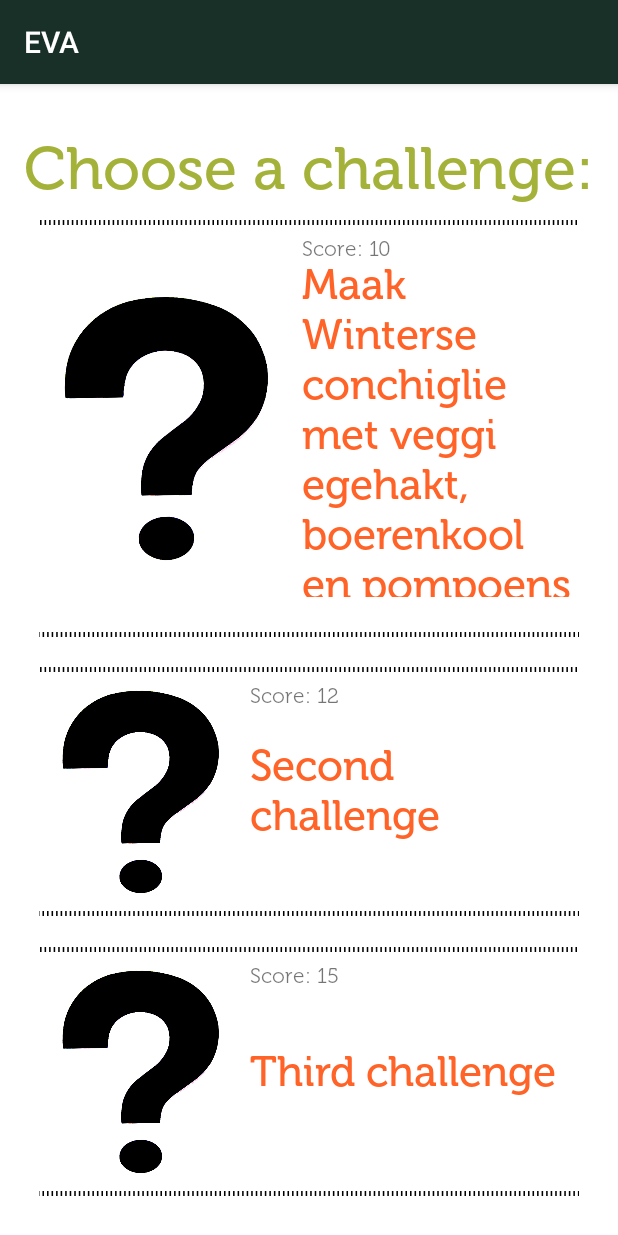
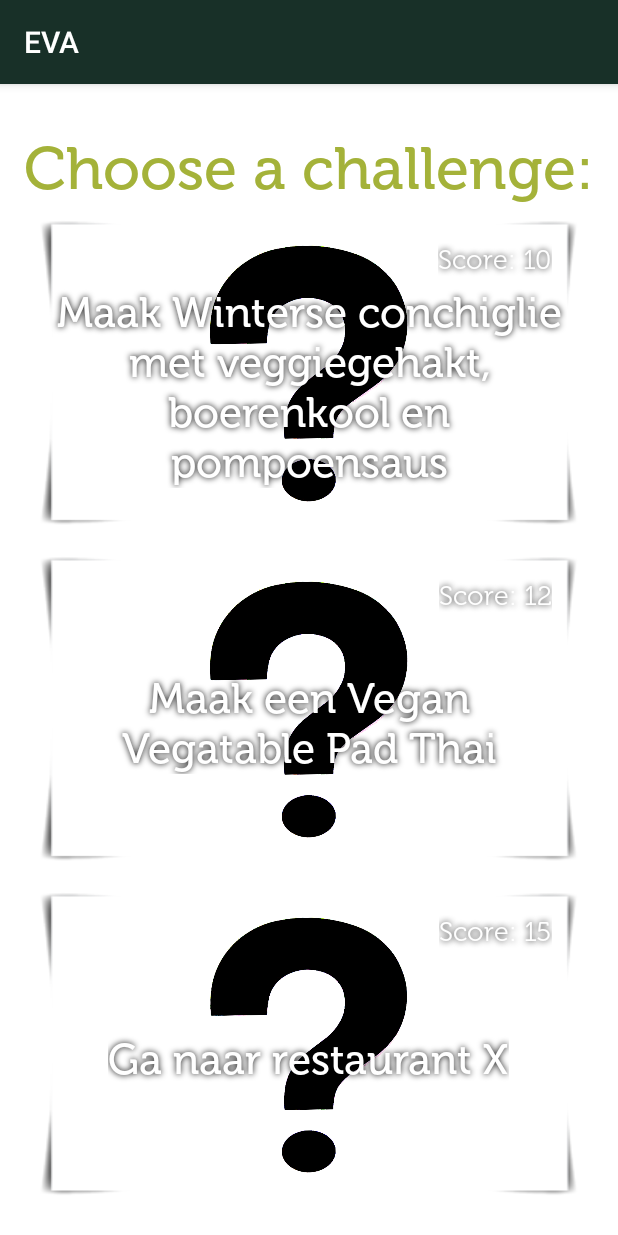
Before and after one commit to Nawsen/EVA-Project-Groep-15, an Android app: the NextChallengeActivity screen opened directly, with no data from a screen before it, on a phone screen of 412 x 824 dp. Run offline under Robolectric (Android 15) with nearby library versions, the phone set to English and light mode, and no system bars.

Commit message:
Complete challenge selection layout change

```diff
--- a/Android/app/src/main/java/hogent/group15/Challenge.java
+++ b/Android/app/src/main/java/hogent/group15/Challenge.java
@@ -8,7 +8,6 @@ import java.net.URI;
  */
 public class Challenge implements Serializable {
 
-    private URI thumbnailImageUri;
     private URI headerImageUri;
     private String title;
     private String shortDescription;
@@ -18,8 +17,7 @@ public class Challenge implements Serializable {
     public Challenge() {
     }
 
-    public Challenge(URI thumbnailImageUri, URI headerImageUri, String title, String shortDescription, String detailedDescription, int score) {
-        this.thumbnailImageUri = thumbnailImageUri;
+    public Challenge(URI headerImageUri, String title, String shortDescription, String detailedDescription, int score) {
         this.headerImageUri = headerImageUri;
         this.title = title;
         this.shortDescription = shortDescription;
@@ -51,14 +49,6 @@ public class Challenge implements Serializable {
         this.title = title;
     }
 
-    public URI getThumbnailImageUri() {
-        return thumbnailImageUri;
-    }
-
-    public void setThumbnailImageUri(URI thumbnailImageUri) {
-        this.thumbnailImageUri = thumbnailImageUri;
-    }
-
     public int getScore() {
         return score;
     }
--- a/Android/app/src/main/java/hogent/group15/ui/ChallengeView.java
+++ b/Android/app/src/main/java/hogent/group15/ui/ChallengeView.java
@@ -67,7 +67,7 @@ public class ChallengeView extends LinearLayout {
             currentChallenge = challenge;
             title.setText(challenge.getTitle());
             score.setText(StringInterpolator.interpolate(scoreExpression, challenge.getScore()));
-            AsyncUtil.getBitmapAsync(new AsyncUtil.BitmapParameter(challenge.getThumbnailImageUri(), getResources()), new Consumer<Bitmap>() {
+            AsyncUtil.getBitmapAsync(new AsyncUtil.BitmapParameter(challenge.getHeaderImageUri(), getResources()), new Consumer<Bitmap>() {
                 @Override
                 public void consume(Bitmap bitmap) {
                     image.setImageBitmap(bitmap);
--- a/Android/app/src/main/java/hogent/group15/ui/NextChallengeActivity.java
+++ b/Android/app/src/main/java/hogent/group15/ui/NextChallengeActivity.java
@@ -24,10 +24,8 @@ public class NextChallengeActivity extends AppCompatActivity {
     }
 
     private void addTestData() {
-        URI uriThumbnail = URI.create("http://www.evavzw.be/sites/default/files/styles/recipe_thumbnail/public/recipe/teaser/congiglie.jpg?itok=UyECvLv_");
-        URI uriHeader = URI.create("http://www.evavzw.be/sites/default/files/styles/header_image/public/recipe/header/congiglie.jpg?itok=cql-paDx");
 
-        firstChallenge.updateContents(new Challenge(uriThumbnail, uriHeader, "Maak Winterse conchiglie met veggiegehakt, boerenkool en pompoensaus", "Kooktijd: Middel\nMoeilijkheidsgraad: Voor starters", "Kook de pastaschelpen in gezouten water, giet af en laat ze uitlekken op een keukenhanddoek.\n" +
+        firstChallenge.updateContents(new Challenge(URI.create("http://www.evavzw.be/sites/default/files/styles/header_image/public/recipe/header/congiglie.jpg?itok=cql-paDx"), "Maak Winterse conchiglie met veggiegehakt, boerenkool en pompoensaus", "Kooktijd: Middel\nMoeilijkheidsgraad: Voor starters", "Kook de pastaschelpen in gezouten water, giet af en laat ze uitlekken op een keukenhanddoek.\n" +
                 "Warm de oven voor op 180°C.\n" +
                 "Snijd voor de pompoensaus de pompoen in blokjes en de preiwitten en de ui in kleine stukjes.\n" +
                 "Verhit wat olijfolie in een pot en bak de groenten goudbruin. Voeg de gladde mosterd toe en laat even mee bakken. Blus met een scheut witte wijn. Giet de groentebouillon erbij tot de groenten net onder staan en laat helemaal gaar koken. Pureer de groenten met een mixer tot een gladde saus en meng er het citroensap en de graantjesmosterd onder. Breng op smaak met zout.\n" +
@@ -36,7 +34,7 @@ public class NextChallengeActivity extends AppCompatActivity {
                 "Was de boerenkool, verwijder de dikke nerven en snijd ze fijn. Verhit wat olijfolie in een wok en roerbak hierin de boerenkool. Meng hieronder de linzen en champignons.\n" +
                 "Bestrijk de bodem van een ovenschaal met de pompoensaus. Vul de pastaschelpen met de vulling en leg ze in de schaal. Verdeel er hier en daar nog wat pompoensaus over en schuif de schotel in de oven voor een tiental minuten.\n" +
                 "Werk af met stukjes geroosterde hazelnoten.", 10));
-        secondChallenge.updateContents(new Challenge(uriThumbnail, uriHeader, "Second challenge", "A description of the second challenge", "The detailed description of the second challenge", 12));
-        thirdChallenge.updateContents(new Challenge(uriThumbnail, uriHeader, "Third challenge", "A description of the third challenge", "The detailed description of the third challenge", 15));
+        secondChallenge.updateContents(new Challenge(URI.create("http://www.evavzw.be/sites/default/files/styles/header_image/public/recipe/header/Salade%20van%20babyspinazie_1.jpg?itok=XWZCLzaj"), "Maak een Vegan Vegatable Pad Thai", "A description of the second challenge", "The detailed description of the second challenge", 12));
+        thirdChallenge.updateContents(new Challenge(URI.create("http://www.evavzw.be/sites/default/files/styles/header_image/public/term_description/images/10700567_763958877010844_19200954128799604_o.jpg?itok=OJnhJpWw"), "Ga naar restaurant X", "A description of the third challenge", "The detailed description of the third challenge", 15));
     }
 }
--- a/Android/app/src/main/res/layout/activity_challenge_details.xml
+++ b/Android/app/src/main/res/layout/activity_challenge_details.xml
@@ -10,15 +10,13 @@
         android:layout_height="wrap_content" android:layout_marginBottom="5dp">
 
         <ImageView
-            android:layout_width="match_parent" android:id="@+id/challenge_image"
+            android:layout_width="match_parent" android:id="@+id/challenge_image" android:padding="-1dp"
             android:layout_height="wrap_content" android:adjustViewBounds="true" />
 
         <hogent.group15.ui.controls.EvaMuseo500TextView
             android:layout_width="wrap_content" android:textSize="@dimen/h2_font_size"
             android:layout_height="wrap_content" android:id="@+id/challenge_title"
-            android:gravity="center" android:textColor="@android:color/white"
-            android:layout_gravity="center"
-            android:shadowColor="@android:color/black" android:shadowRadius="5"/>
+            android:layout_gravity="center" style="@style/textViewWithBlackShadow"/>
 
     </FrameLayout>
 
--- a/Android/app/src/main/res/layout/view_challenge.xml
+++ b/Android/app/src/main/res/layout/view_challenge.xml
@@ -1,28 +1,27 @@
 <?xml version="1.0" encoding="utf-8"?>
-<RelativeLayout xmlns:android="http://schemas.android.com/apk/res/android"
+<FrameLayout xmlns:android="http://schemas.android.com/apk/res/android"
     xmlns:tools="http://schemas.android.com/tools" android:layout_width="fill_parent"
-    android:layout_height="wrap_content" android:padding="5dp" android:background="@drawable/dashed_line">
+    android:layout_height="wrap_content" android:background="@drawable/photo_bg"
+    android:paddingLeft="8dp" android:paddingRight="8dp" android:paddingTop="5dp" android:paddingBottom="5dp">
 
     <ImageView
-        android:layout_centerVertical="true" android:padding="5dp"
-        android:layout_alignParentLeft="true" android:id="@+id/challenge_image"
-        android:layout_width="wrap_content" android:adjustViewBounds="true"
+        android:padding="5dp" android:id="@+id/challenge_image"
+        android:layout_width="match_parent" android:adjustViewBounds="true"
         android:layout_height="wrap_content" android:src="@drawable/question_mark"
-        android:scaleType="fitStart" android:layout_marginEnd="10dp"
-        android:maxHeight="@dimen/challenge_item_height"
-        android:layout_marginRight="10dp"/>
+        android:scaleType="fitCenter"/>
+    <!-- android:maxHeight="@dimen/challenge_item_height" -->
 
     <hogent.group15.ui.controls.EvaMuseo500TextView
-        android:layout_width="wrap_content" android:layout_below="@+id/challenge_score"
-        android:layout_height="wrap_content" android:layout_toRightOf="@+id/challenge_image"
+        android:layout_width="wrap_content" android:layout_height="wrap_content"
         android:id="@+id/challenge_title" android:layout_marginTop="10dp" android:textStyle="bold"
         android:textSize="@dimen/h2_font_size" android:text="Title" android:layout_centerVertical="true"
-        android:textColor="@color/evaCustomOrange"/>
+        style="@style/textViewWithBlackShadow" android:layout_gravity="center"
+        android:gravity="center"/>
 
     <hogent.group15.ui.controls.EvaMuseo300TextView
         android:layout_width="wrap_content" android:layout_toRightOf="@+id/challenge_image"
         android:layout_height="wrap_content" android:text="@string/challenge_score_notification"
-        android:layout_marginRight="10dp" android:layout_marginBottom="10dp"
-        android:layout_alignTop="@+id/challenge_image" android:layout_marginTop="5dp"
-        android:id="@+id/challenge_score"/>
-</RelativeLayout>
+        android:layout_marginRight="10dp" android:layout_alignTop="@+id/challenge_image"
+        android:id="@+id/challenge_score" style="@style/textViewWithBlackShadow"
+        android:layout_gravity="top|right" android:textSize="18sp" android:layout_marginTop="10dp"/>
+</FrameLayout>
--- a/Android/app/src/main/res/values/styles.xml
+++ b/Android/app/src/main/res/values/styles.xml
@@ -60,4 +60,10 @@
         <item name="android:textColor">#000</item>
         <item name="android:padding">14sp</item>
     </style>
+
+    <style name="textViewWithBlackShadow">
+        <item name="android:textColor">@android:color/white</item>
+        <item name="android:shadowColor">@android:color/black</item>
+        <item name="android:shadowRadius">5</item>
+    </style>
 </resources>
```
Also changed, not shown: Android/app/src/main/res/drawable/photo_bg.9.png (added).
